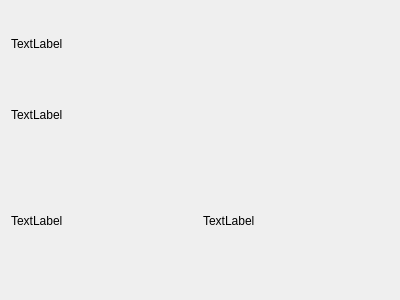
PaulDebus/vis_project, file GUI/mat.ui: the form before one commit.
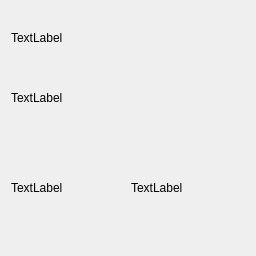
The form after the commit.

```diff
--- a/GUI/mat.ui
+++ b/GUI/mat.ui
@@ -6,8 +6,8 @@
    <rect>
     <x>0</x>
     <y>0</y>
-    <width>400</width>
-    <height>300</height>
+    <width>256</width>
+    <height>256</height>
    </rect>
   </property>
   <property name="sizePolicy">
```
Left out of the diff: 6 changed lines with no effect on the pictures.
